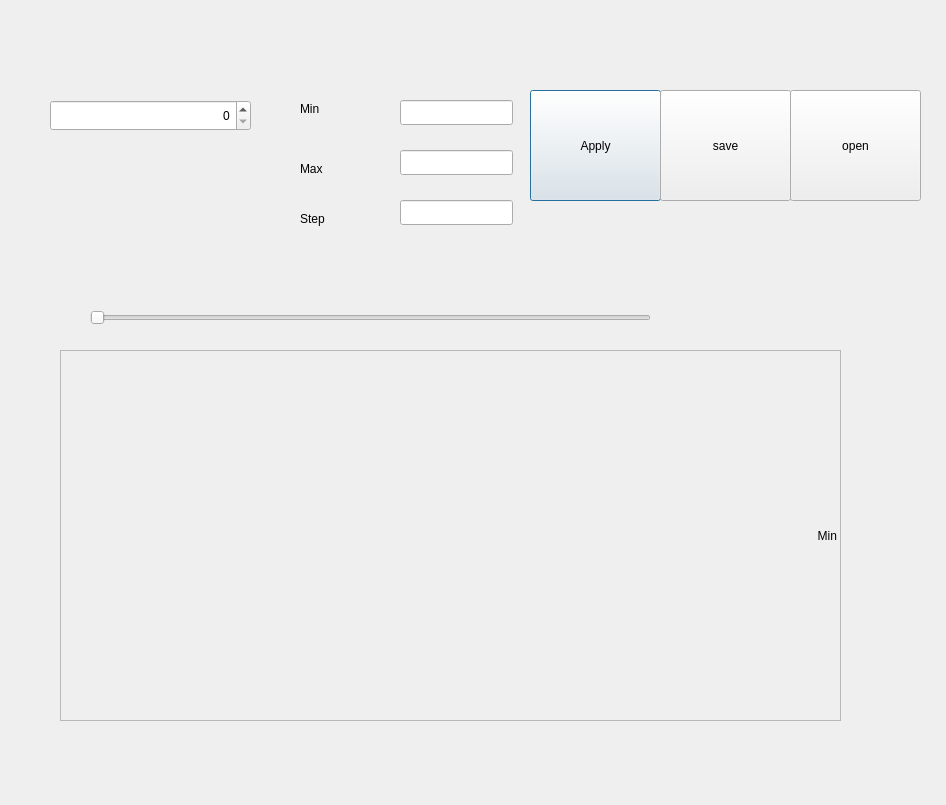
Above: study/PyQt/spinbox/exercise.ui from beanwork/dev_ws3 before the change. Below: the same form after it.
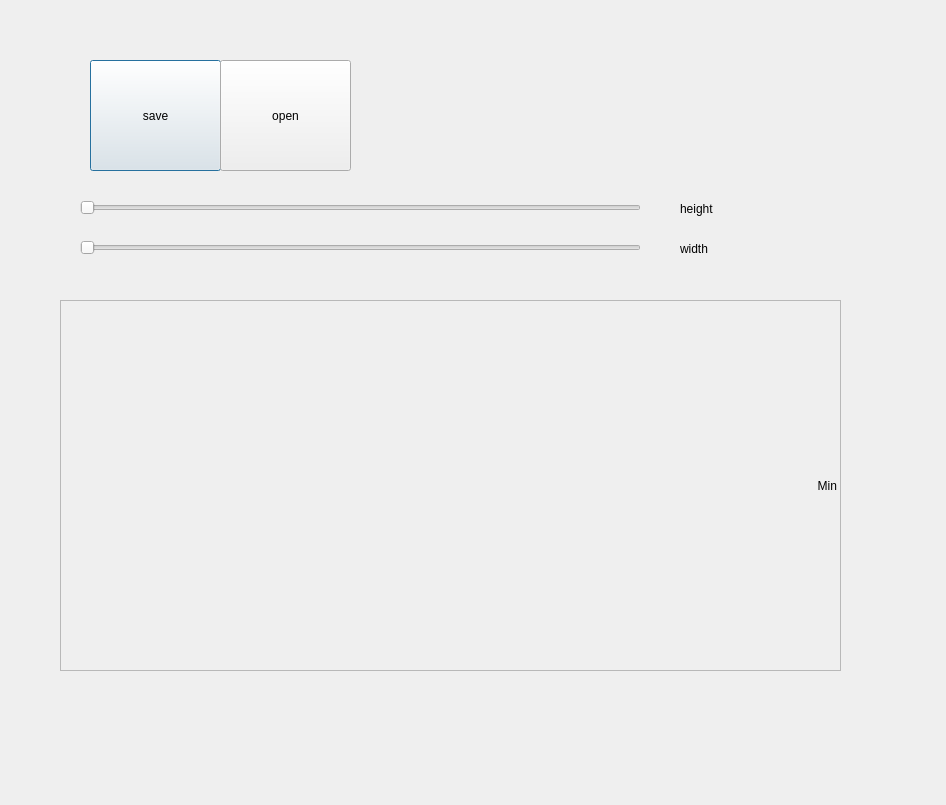
That is the form after the change.

Patch:
```diff
--- a/study/PyQt/spinbox/exercise.ui
+++ b/study/PyQt/spinbox/exercise.ui
@@ -13,124 +13,11 @@
   <property name="windowTitle">
    <string>Dialog</string>
   </property>
-  <widget class="QPushButton" name="pushButton">
+  <widget class="QSlider" name="height">
    <property name="geometry">
     <rect>
-     <x>530</x>
-     <y>90</y>
-     <width>131</width>
-     <height>111</height>
-    </rect>
-   </property>
-   <property name="text">
-    <string>Apply</string>
-   </property>
-  </widget>
-  <widget class="QLabel" name="label">
-   <property name="geometry">
-    <rect>
-     <x>300</x>
-     <y>100</y>
-     <width>67</width>
-     <height>17</height>
-    </rect>
-   </property>
-   <property name="text">
-    <string>Min</string>
-   </property>
-  </widget>
-  <widget class="QLineEdit" name="lineEdit">
-   <property name="geometry">
-    <rect>
-     <x>400</x>
-     <y>100</y>
-     <width>113</width>
-     <height>25</height>
-    </rect>
-   </property>
-   <property name="inputMethodHints">
-    <set>Qt::ImhDigitsOnly</set>
-   </property>
-   <property name="alignment">
-    <set>Qt::AlignRight|Qt::AlignTrailing|Qt::AlignVCenter</set>
-   </property>
-  </widget>
-  <widget class="QLineEdit" name="lineEdit_2">
-   <property name="geometry">
-    <rect>
-     <x>400</x>
-     <y>150</y>
-     <width>113</width>
-     <height>25</height>
-    </rect>
-   </property>
-   <property name="inputMethodHints">
-    <set>Qt::ImhDigitsOnly</set>
-   </property>
-   <property name="alignment">
-    <set>Qt::AlignRight|Qt::AlignTrailing|Qt::AlignVCenter</set>
-   </property>
-  </widget>
-  <widget class="QLabel" name="label_2">
-   <property name="geometry">
-    <rect>
-     <x>300</x>
-     <y>160</y>
-     <width>67</width>
-     <height>17</height>
-    </rect>
-   </property>
-   <property name="text">
-    <string>Max</string>
-   </property>
-  </widget>
-  <widget class="QLineEdit" name="lineEdit_3">
-   <property name="geometry">
-    <rect>
-     <x>400</x>
+     <x>80</x>
      <y>200</y>
-     <width>113</width>
-     <height>25</height>
-    </rect>
-   </property>
-   <property name="inputMethodHints">
-    <set>Qt::ImhDigitsOnly</set>
-   </property>
-   <property name="alignment">
-    <set>Qt::AlignRight|Qt::AlignTrailing|Qt::AlignVCenter</set>
-   </property>
-  </widget>
-  <widget class="QLabel" name="label_3">
-   <property name="geometry">
-    <rect>
-     <x>300</x>
-     <y>210</y>
-     <width>67</width>
-     <height>17</height>
-    </rect>
-   </property>
-   <property name="text">
-    <string>Step</string>
-   </property>
-  </widget>
-  <widget class="QSpinBox" name="spinBox">
-   <property name="geometry">
-    <rect>
-     <x>50</x>
-     <y>100</y>
-     <width>201</width>
-     <height>31</height>
-    </rect>
-   </property>
-   <property name="alignment">
-    <set>Qt::AlignRight|Qt::AlignTrailing|Qt::AlignVCenter</set>
-   </property>
-  </widget>
-  <widget class="QSlider" name="horizontalSlider">
-   <property name="geometry">
-    <rect>
-     <x>90</x>
-     <y>310</y>
      <width>561</width>
      <height>16</height>
     </rect>
@@ -143,7 +30,7 @@
    <property name="geometry">
     <rect>
      <x>60</x>
-     <y>350</y>
+     <y>300</y>
      <width>781</width>
      <height>371</height>
     </rect>
@@ -161,8 +48,8 @@
   <widget class="QPushButton" name="pushButton_2">
    <property name="geometry">
     <rect>
-     <x>660</x>
-     <y>90</y>
+     <x>90</x>
+     <y>60</y>
      <width>131</width>
      <height>111</height>
     </rect>
@@ -174,8 +61,8 @@
   <widget class="QPushButton" name="pushButton_3">
    <property name="geometry">
     <rect>
-     <x>790</x>
-     <y>90</y>
+     <x>220</x>
+     <y>60</y>
      <width>131</width>
      <height>111</height>
     </rect>
@@ -184,6 +71,45 @@
     <string>open</string>
    </property>
   </widget>
+  <widget class="QSlider" name="width">
+   <property name="geometry">
+    <rect>
+     <x>80</x>
+     <y>240</y>
+     <width>561</width>
+     <height>16</height>
+    </rect>
+   </property>
+   <property name="orientation">
+    <enum>Qt::Horizontal</enum>
+   </property>
+  </widget>
+  <widget class="QLabel" name="label">
+   <property name="geometry">
+    <rect>
+     <x>680</x>
+     <y>200</y>
+     <width>67</width>
+     <height>17</height>
+    </rect>
+   </property>
+   <property name="text">
+    <string>height</string>
+   </property>
+  </widget>
+  <widget class="QLabel" name="label_2">
+   <property name="geometry">
+    <rect>
+     <x>680</x>
+     <y>240</y>
+     <width>67</width>
+     <height>17</height>
+    </rect>
+   </property>
+   <property name="text">
+    <string>width</string>
+   </property>
+  </widget>
  </widget>
  <resources/>
  <connections/>
```
